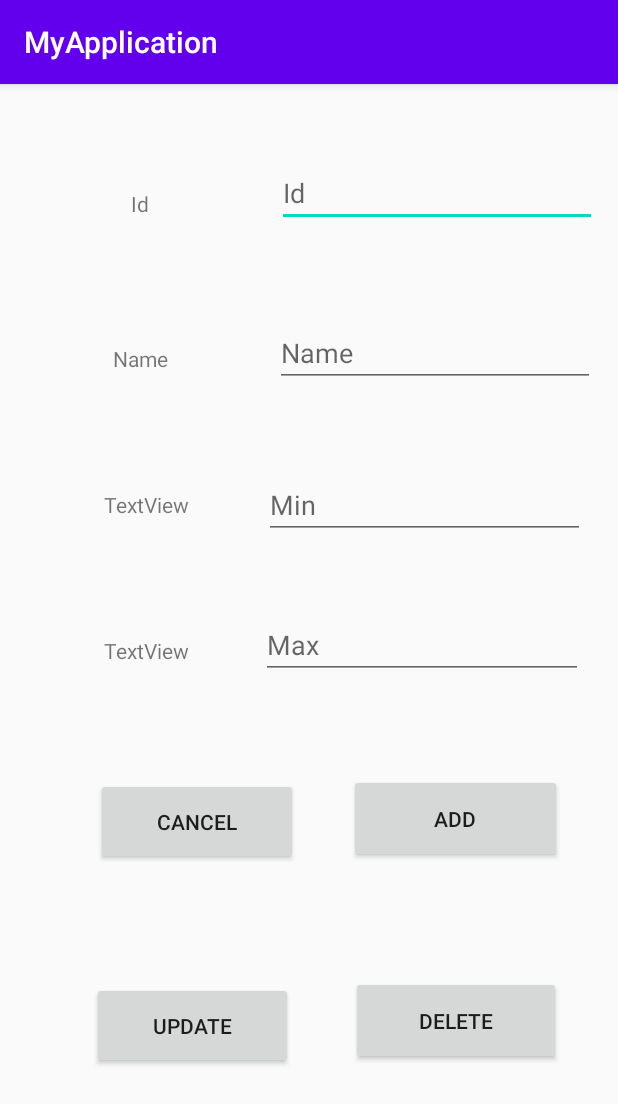
After one commit to ARUNJOSE144/AndroidApp, an Android app: the CreateCoin screen opened directly, with no data from a screen before it, on a phone screen of 412 x 824 dp. The commit adds this screen. Shown: the top 1104 px of the screen. Run offline under Robolectric (Android 15) with nearby library versions, the phone set to English and light mode, and no system bars; our stand-ins replace Volley; network calls fail.

Commit message:
Updates in Coin DB integration

```diff
--- a/app/src/main/AndroidManifest.xml
+++ b/app/src/main/AndroidManifest.xml
@@ -3,7 +3,6 @@
     package="com.example.myapplication">
 
     <uses-permission android:name="android.permission.INTERNET" />
-
     <uses-permission android:name="android.permission.VIBRATE" />
 
     <application
@@ -14,12 +13,12 @@
         android:supportsRtl="true"
         android:theme="@style/AppTheme"
         android:usesCleartextTraffic="true">
+        <activity android:name=".CreateCoin"></activity>
         <activity android:name=".MainActivity">
             <intent-filter>
                 <action android:name="android.intent.action.MAIN" />
 
                 <category android:name="android.intent.category.LAUNCHER" />
-
             </intent-filter>
         </activity>
     </application>
--- /dev/null
+++ b/app/src/main/res/layout/activity_create_coin.xml
@@ -0,0 +1,163 @@
+<?xml version="1.0" encoding="utf-8"?>
+<RelativeLayout xmlns:android="http://schemas.android.com/apk/res/android"
+    xmlns:app="http://schemas.android.com/apk/res-auto"
+    xmlns:tools="http://schemas.android.com/tools"
+    android:layout_width="match_parent"
+    android:layout_height="match_parent"
+    tools:context=".CreateCoin">
+
+
+    <TextView
+        android:id="@+id/textView"
+        android:layout_width="134dp"
+        android:layout_height="wrap_content"
+        android:layout_alignParentStart="true"
+        android:layout_alignParentTop="true"
+        android:layout_alignParentBottom="true"
+        android:layout_marginStart="24dp"
+        android:layout_marginTop="70dp"
+        android:layout_marginEnd="21dp"
+        android:layout_marginBottom="642dp"
+        android:layout_toStartOf="@+id/coinId"
+        android:text="Id"
+        android:textAlignment="center" />
+
+    <EditText
+        android:id="@+id/coinId"
+        android:layout_width="wrap_content"
+        android:layout_height="wrap_content"
+        android:layout_alignParentTop="true"
+        android:layout_alignParentEnd="true"
+        android:layout_marginTop="50dp"
+        android:layout_marginEnd="14dp"
+        android:ems="10"
+        android:hint="Id"
+        android:inputType="textPersonName" />
+
+
+    <TextView
+        android:id="@+id/textView3"
+        android:layout_width="145dp"
+        android:layout_height="16dp"
+        android:layout_above="@+id/textView2"
+        android:layout_alignParentStart="true"
+        android:layout_marginStart="21dp"
+        android:layout_marginEnd="17dp"
+        android:layout_marginBottom="81dp"
+        android:layout_toStartOf="@+id/coinName"
+        android:text="Name"
+        android:textAlignment="center" />
+
+    <EditText
+        android:id="@+id/coinName"
+        android:layout_width="wrap_content"
+        android:layout_height="wrap_content"
+        android:layout_below="@+id/coinId"
+        android:layout_alignParentEnd="true"
+        android:layout_marginTop="61dp"
+        android:layout_marginEnd="15dp"
+        android:ems="10"
+        android:hint="Name"
+        android:inputType="textPersonName"
+        android:text="" />
+
+    <TextView
+        android:id="@+id/textView2"
+        android:layout_width="141dp"
+        android:layout_height="wrap_content"
+        android:layout_above="@+id/textView4"
+        android:layout_marginEnd="15dp"
+        android:layout_marginBottom="78dp"
+        android:layout_toStartOf="@+id/coinName"
+        android:text="TextView"
+        android:textAlignment="center" />
+
+
+    <EditText
+        android:id="@+id/coinMinValue"
+        android:layout_width="wrap_content"
+        android:layout_height="wrap_content"
+        android:layout_below="@+id/coinName"
+        android:layout_alignParentStart="true"
+        android:layout_alignParentEnd="true"
+        android:layout_marginStart="176dp"
+        android:layout_marginTop="56dp"
+        android:layout_marginEnd="22dp"
+        android:ems="10"
+        android:hint="Min"
+        android:inputType="textPersonName"
+        android:text="" />
+
+
+    <TextView
+        android:id="@+id/textView4"
+        android:layout_width="143dp"
+        android:layout_height="wrap_content"
+        android:layout_above="@+id/cancelButton"
+        android:layout_marginEnd="14dp"
+        android:layout_marginBottom="75dp"
+        android:layout_toStartOf="@+id/coinName"
+        android:text="TextView"
+        android:textAlignment="center" />
+
+    <EditText
+        android:id="@+id/coinMaxValue"
+        android:layout_width="wrap_content"
+        android:layout_height="wrap_content"
+        android:layout_below="@+id/coinMinValue"
+        android:layout_alignParentStart="true"
+        android:layout_alignParentEnd="true"
+        android:layout_marginStart="174dp"
+        android:layout_marginTop="48dp"
+        android:layout_marginEnd="23dp"
+        android:ems="10"
+        android:hint="Max"
+        android:inputType="textPersonName"
+        android:text="" />
+
+
+    <Button
+        android:id="@+id/cancelButton"
+        android:layout_width="134dp"
+        android:layout_height="58dp"
+        android:layout_alignBottom="@+id/coinMaxValue"
+        android:layout_alignParentStart="true"
+        android:layout_marginStart="64dp"
+        android:layout_marginEnd="34dp"
+        android:layout_marginBottom="-124dp"
+        android:layout_toStartOf="@+id/addButton"
+        android:text="Cancel" />
+
+    <Button
+        android:id="@+id/addButton"
+        android:layout_width="142dp"
+        android:layout_height="59dp"
+        android:layout_below="@+id/coinMaxValue"
+        android:layout_alignParentEnd="true"
+        android:layout_marginTop="63dp"
+        android:layout_marginEnd="37dp"
+        android:text="Add" />
+
+    <Button
+        android:id="@+id/updateButton"
+        android:layout_width="134dp"
+        android:layout_height="58dp"
+        android:layout_alignParentStart="true"
+        android:layout_alignParentBottom="true"
+        android:layout_marginStart="61dp"
+        android:layout_marginBottom="111dp"
+        android:text="Update" />
+
+    <Button
+        android:id="@+id/deleteButton"
+        android:layout_width="wrap_content"
+        android:layout_height="59dp"
+        android:layout_alignParentStart="true"
+        android:layout_alignParentEnd="true"
+        android:layout_alignParentBottom="true"
+        android:layout_marginStart="234dp"
+        android:layout_marginEnd="38dp"
+        android:layout_marginBottom="114dp"
+        android:text="Delete" />
+
+</RelativeLayout>
```
Also changed, not shown: app/src/main/java/com/example/myapplication/CreateCoin.java (added, +110 -0 lines), app/src/main/java/com/example/myapplication/DBHelper.java (+15 -2 lines), app/src/main/java/com/example/myapplication/MainActivity.java (+23 -13 lines), app/src/main/res/layout/activity_main.xml (+31 -21 lines).
